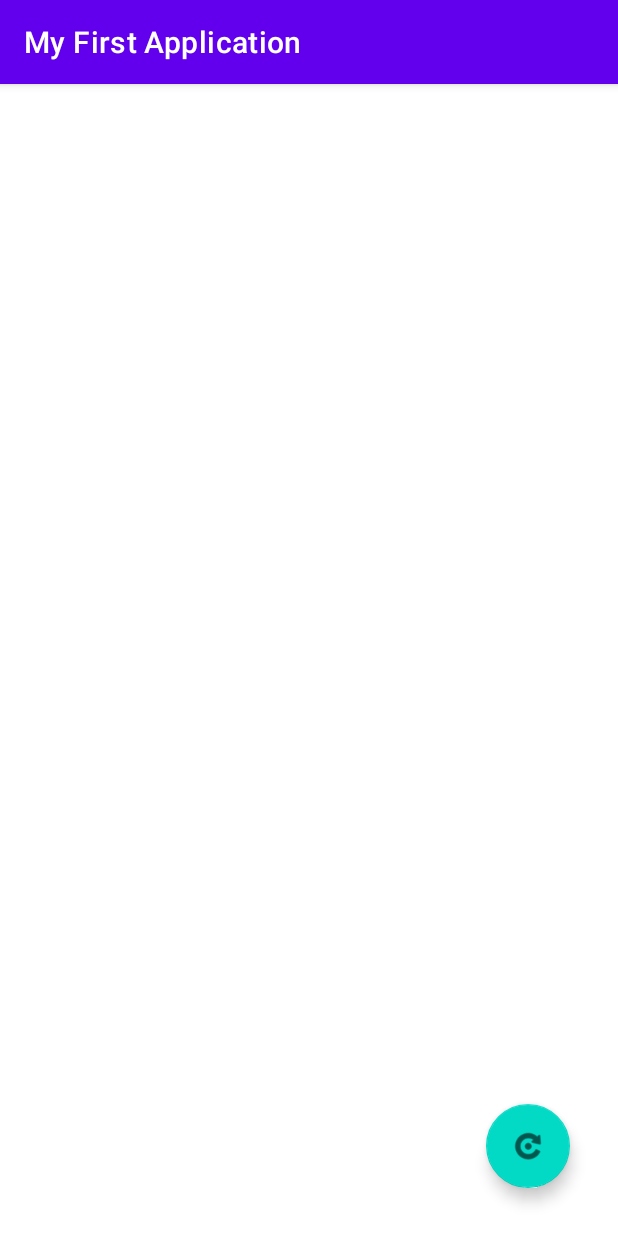
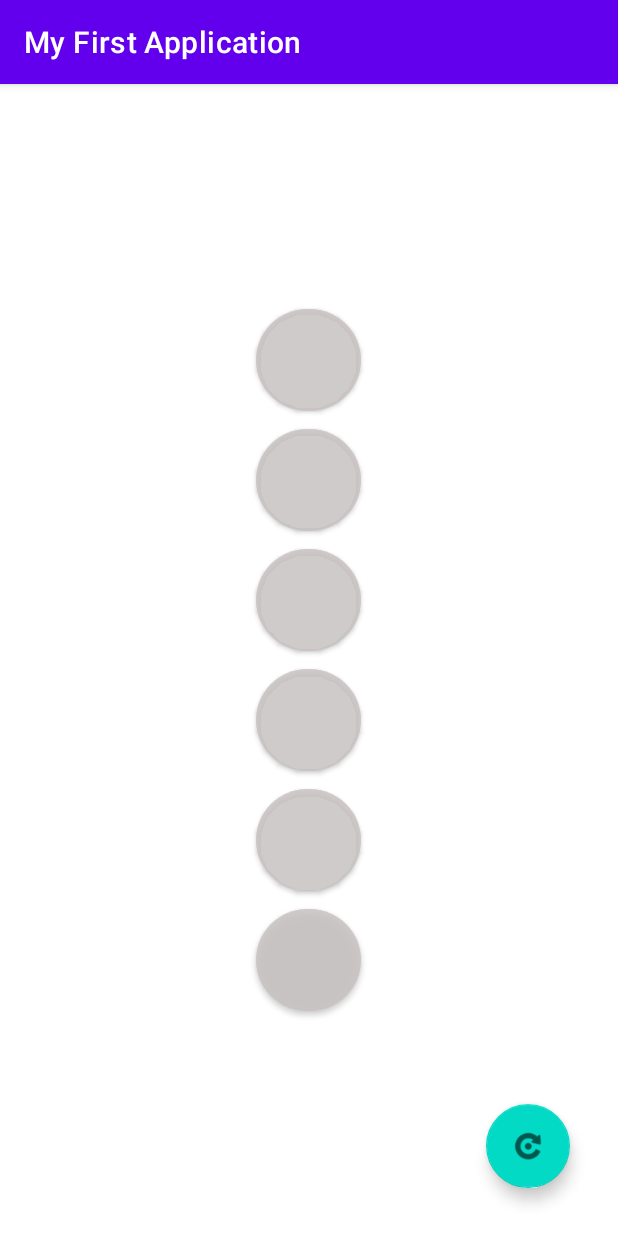
Before and after one commit to sw0610/Kotlin-study, an Android app: the screen it shows after launch (MainActivity), on a phone screen of 412 x 824 dp. Run offline under Robolectric (Android 15) with nearby library versions, the phone set to English and light mode, and no system bars.

Commit message:
버튼 추가

```diff
--- a/app/src/main/res/layout/activity_main.xml
+++ b/app/src/main/res/layout/activity_main.xml
@@ -16,4 +16,57 @@
         app:layout_constraintBottom_toBottomOf="parent"
         app:layout_constraintEnd_toEndOf="parent"
         app:srcCompat="@android:drawable/ic_menu_rotate" />
+
+    <LinearLayout
+        android:layout_width="match_parent"
+        android:layout_height="match_parent"
+        android:gravity="center"
+        android:orientation="vertical"
+        app:layout_constraintBottom_toTopOf="@+id/floatingActionButton"
+        app:layout_constraintEnd_toEndOf="parent"
+        app:layout_constraintStart_toStartOf="parent"
+        app:layout_constraintTop_toTopOf="parent">
+
+        <Button
+            android:id="@+id/lottoNum1"
+            android:layout_width="70dp"
+            android:layout_height="80dp"
+            android:backgroundTint="#99C8C2C2"
+            app:cornerRadius="80dp" />
+
+        <Button
+            android:id="@+id/lottoNum2"
+            android:layout_width="70dp"
+            android:layout_height="80dp"
+            android:backgroundTint="#99C8C2C2"
+            app:cornerRadius="80dp" />
+
+        <Button
+            android:id="@+id/lottoNum3"
+            android:layout_width="70dp"
+            android:layout_height="80dp"
+            android:backgroundTint="#99C8C2C2"
+            app:cornerRadius="80dp" />
+
+        <Button
+            android:id="@+id/lottoNum4"
+            android:layout_width="70dp"
+            android:layout_height="80dp"
+            android:backgroundTint="#99C8C2C2"
+            app:cornerRadius="80dp" />
+
+        <Button
+            android:id="@+id/lottoNum5"
+            android:layout_width="70dp"
+            android:layout_height="80dp"
+            android:backgroundTint="#99C8C2C2"
+            app:cornerRadius="80dp" />
+
+        <Button
+            android:id="@+id/lottoNum6"
+            android:layout_width="70dp"
+            android:layout_height="80dp"
+            android:backgroundTint="#99C8C2C2"
+            app:cornerRadius="80dp" />
+    </LinearLayout>
 </androidx.constraintlayout.widget.ConstraintLayout>
```
